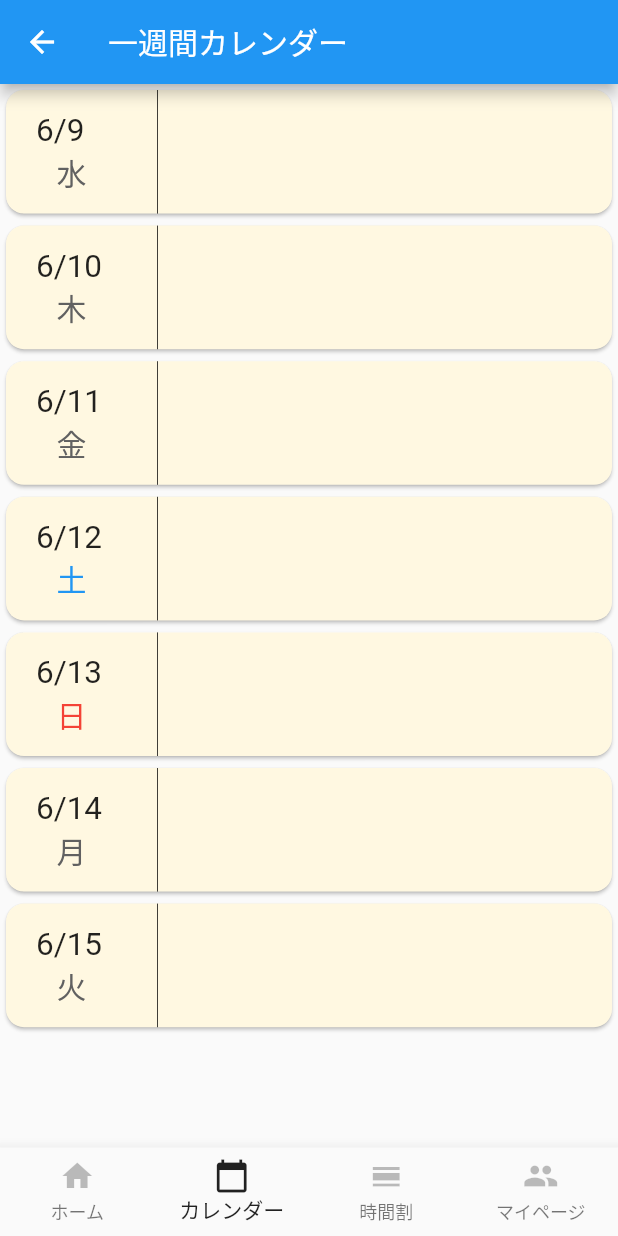
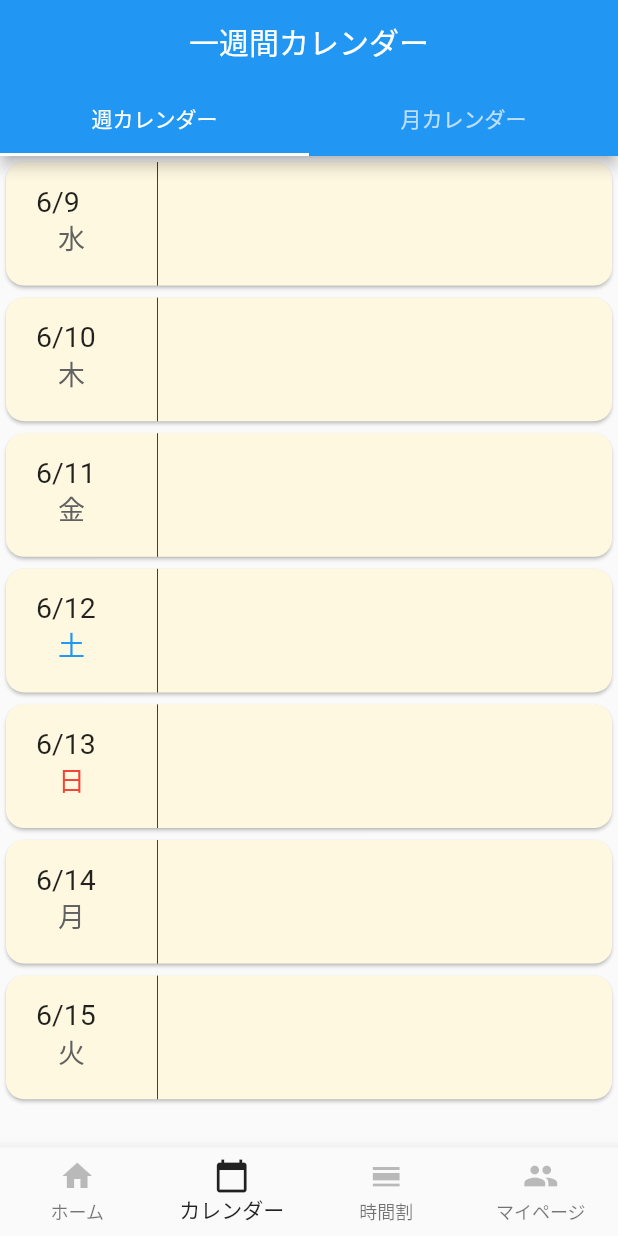
Before and after one commit to shouhi/Linkone-front, a Flutter app: the RootWidget screen opened directly, item 2 of the bottom bar chosen, on a phone screen of 412 x 824 dp. Run offline on Flutter 3.47's test engine with Material 2 defaults, Android fonts, the light colour scheme and no system bars; our stand-ins replace firebase_auth, firebase_core, flutter_calendar_carousel, fluttertoast, font_awesome_flutter; accounts and stored records are empty; Roboto replaces fonts that are missing (mediumfont).

Commit message:
monthly-calender-UI

```diff
--- a/lib/root.dart
+++ b/lib/root.dart
@@ -1,5 +1,6 @@
 import 'package:flutter/material.dart';
-import 'package:linkone/screens/routes/calender/weeklyCalender.dart';
+import 'package:linkone/screens/routes/calender/calender.dart';
+import 'package:linkone/screens/routes/calender/weeklyCalender_route.dart';
 import 'package:linkone/screens/routes/home.dart';
 import 'package:linkone/screens/routes/timetable.dart';
 
@@ -32,7 +33,7 @@ class _RootWidgetState extends State<RootWidget> {
 
   var _routes = [
     HomePage(),
-    WeeklyCalender(),
+    Calender(),
     TimeTable(),
     // Blog(),
   ];
--- /dev/null
+++ b/lib/screens/routes/calender/calender.dart
@@ -0,0 +1,51 @@
+import 'package:flutter/material.dart';
+import 'package:linkone/screens/routes/calender/weeklyCalender_route.dart';
+
+import 'monthlyCalender_route.dart';
+
+
+class Calender extends StatefulWidget {
+  Calender({Key key}) : super(key: key);
+  @override
+  _CalenderState createState() => _CalenderState();
+}
+
+class _CalenderState extends State<Calender> {
+  TabController _controller;
+  List<Widget> _buildTabs() {
+    return [
+      Tab(text: '週カレンダー'),
+      Tab(text: '月カレンダー'),
+    ];
+  }
+
+  List<Widget> _buildTabPages() {
+    return [
+      WeeklyCalender(),
+      MonthlyCalender(),
+    ];
+  }
+
+  @override
+  Widget build(BuildContext context) {
+    return MaterialApp(
+        debugShowCheckedModeBanner: false,
+        home: DefaultTabController(
+            length: _buildTabs().length,
+            child: Scaffold(
+              appBar: AppBar(
+                centerTitle: true,
+                title: Text('一週間カレンダー'),
+                bottom: TabBar(
+                  controller: _controller,
+                  tabs: _buildTabs(),
+                ),
+              ),
+              // drawer: drawerMain(context),
+              body: TabBarView(
+                controller: _controller,
+                children: _buildTabPages(),
+              ),
+            )));
+  }
+}
--- a/lib/screens/routes/calender/weeklyCalender.dart
+++ b/lib/screens/routes/calender/weeklyCalender_route.dart
@@ -78,7 +78,7 @@ class _WeeklyCalenderState extends State<WeeklyCalender> {
             Text(
               "$resultMonth/$resultDay",
               style: TextStyle(
-                fontSize: 21,
+                fontSize: 19,
                 fontFamily: "mediumfont",
               ),
             ),
@@ -87,7 +87,7 @@ class _WeeklyCalenderState extends State<WeeklyCalender> {
         Text(
           "$resultWeekday",
           style: TextStyle(
-            fontSize: 20,
+            fontSize: 18,
             fontFamily: "mediumfont",
             color: colors,
           ),
@@ -101,9 +101,21 @@ class _WeeklyCalenderState extends State<WeeklyCalender> {
     final double deviceHeight = MediaQuery.of(context).size.height;
 
     return Scaffold(
-      appBar: AppBar(
-        title: Text('一週間カレンダー'),
-      ),
+      // appBar:AppBar(
+      //   title: Text('一週間カレンダー'),
+      //   centerTitle: true,
+      //   actions: <Widget>[
+      //     Padding(
+      //       padding: const EdgeInsets.only(right: 60.0),
+      //       child: GestureDetector(
+      //         onTap: () {
+      //           print("aaa");
+      //         },
+      //         child: Icon(Icons.calendar_today_sharp),
+      //       )
+      //     ),
+      //   ]
+      // ),
       body: ListView(
         shrinkWrap: true,
         children: List.generate(7, (index) {
@@ -148,8 +160,7 @@ class _WeeklyCalenderState extends State<WeeklyCalender> {
                               Container(
                                 color: Colors.white,
                               )
-                            ]
-                        ),
+                            ]),
                       ),
                     ),
                   ],
--- a/pubspec.yaml
+++ b/pubspec.yaml
@@ -33,6 +33,8 @@ dependencies:
   animations: ^2.0.0
   google_fonts: ^2.1.0
   introduction_screen: ^2.1.0
+  flutter_calendar_carousel: ^2.0.1
+  fluttertoast: ^8.0.7
 
   # The following adds the Cupertino Icons font to your application.
   # Use with the CupertinoIcons class for iOS style icons.
```
Also changed, not shown: lib/screens/routes/calender/monthlyCalender_route.dart (added, +157 -0 lines), pubspec.lock, 1 other file.
